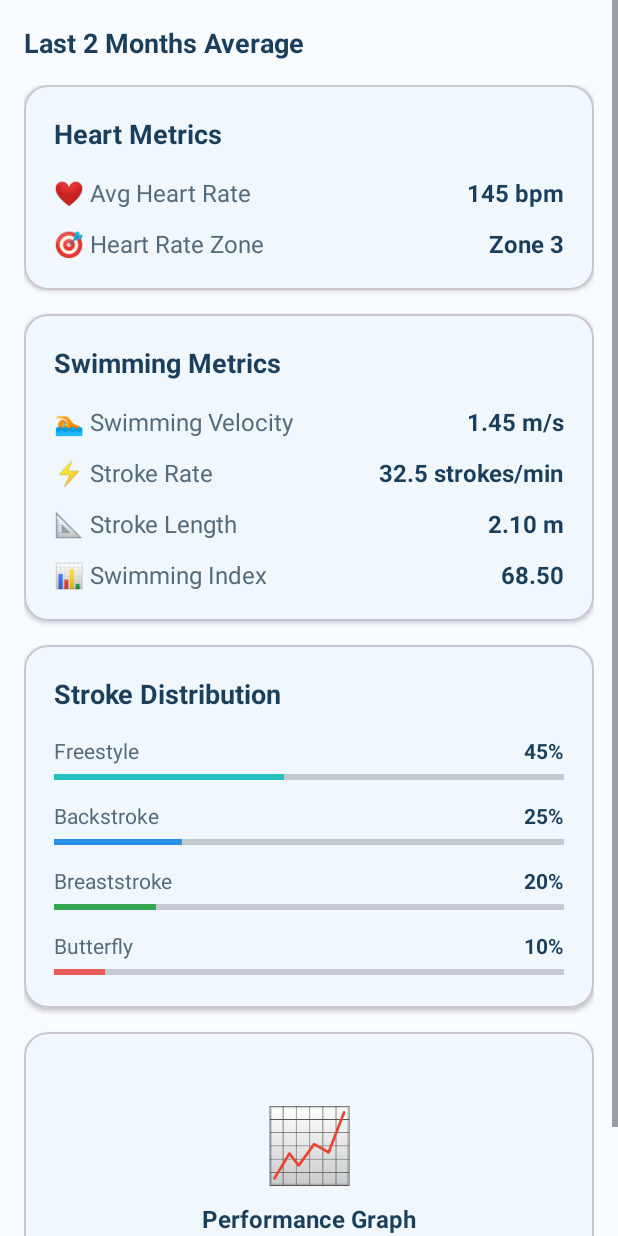
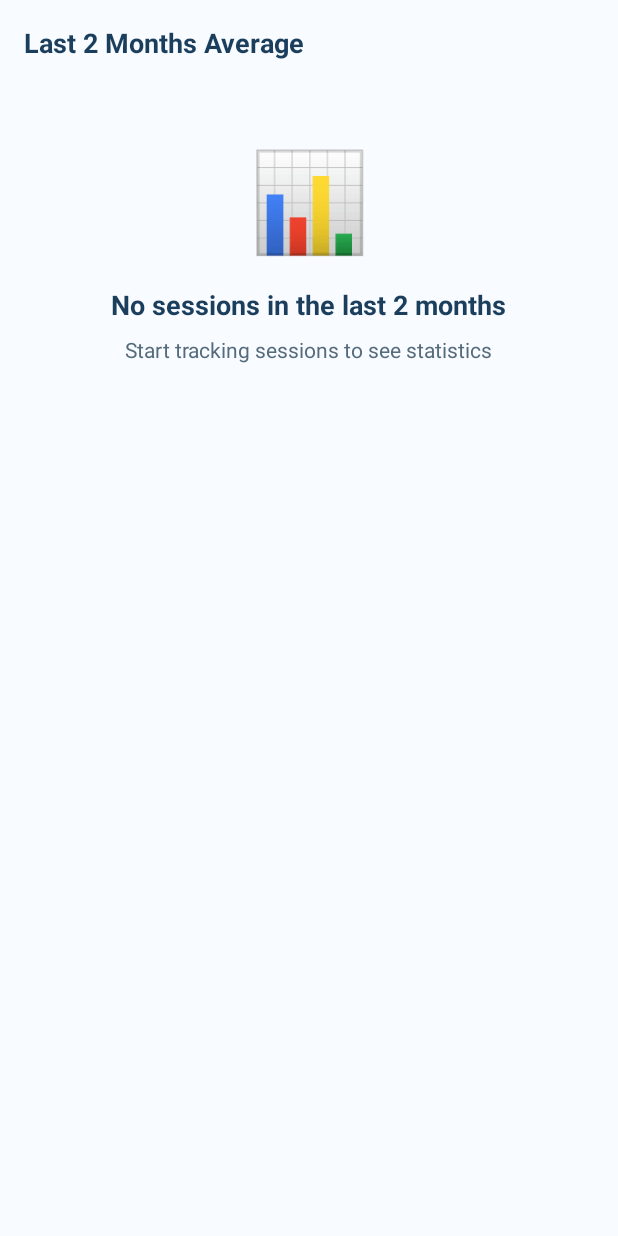
Before and after one commit to daniellalimbag/dory-app, an Android app built with Jetpack Compose: the fragment SwimmerStatsFragment shown on its own in the app's theme, on a phone screen of 412 x 824 dp. Run offline under Robolectric (Android 15) with nearby library versions, the light colour scheme and no system bars; 1 statement that could not run was skipped.

Commit message:
chore: cleaned up stuff

```diff
--- a/mobile/src/main/java/com/thesisapp/presentation/SwimmerStatsFragment.kt
+++ b/mobile/src/main/java/com/thesisapp/presentation/SwimmerStatsFragment.kt
@@ -15,9 +15,6 @@ import com.thesisapp.data.Swimmer
 class SwimmerStatsFragment : Fragment() {
 
     private var swimmer: Swimmer? = null
-
-    // Dummy stats data - will be replaced with real data from database later
-    private val hasData = true // Toggle this to test no-data state
 
     override fun onCreate(savedInstanceState: Bundle?) {
         super.onCreate(savedInstanceState)
@@ -45,43 +42,9 @@ class SwimmerStatsFragment : Fragment() {
         val noDataLayout = view.findViewById<LinearLayout>(R.id.noDataLayout)
         val statsContent = view.findViewById<LinearLayout>(R.id.statsContent)
 
-        if (hasData) {
-            noDataLayout.visibility = View.GONE
-            statsContent.visibility = View.VISIBLE
-            populateDummyStats(view)
-        } else {
-            noDataLayout.visibility = View.VISIBLE
-            statsContent.visibility = View.GONE
-        }
-    }
-
-    private fun populateDummyStats(view: View) {
-        // Dummy heart metrics
-        view.findViewById<TextView>(R.id.avgHeartRate).text =
-            getString(R.string.bpm, 145)
-        view.findViewById<TextView>(R.id.heartRateZone).text =
-            getString(R.string.zone_label, 3)
-
-        // Dummy swimming metrics
-        view.findViewById<TextView>(R.id.swimmingVelocity).text =
-            getString(R.string.meters_per_sec, 1.45f)
-        view.findViewById<TextView>(R.id.strokeRate).text =
-            getString(R.string.strokes_per_min, 32.5f)
-        view.findViewById<TextView>(R.id.strokeLength).text =
-            getString(R.string.meters_unit, 2.1f)
-        view.findViewById<TextView>(R.id.swimmingIndex).text =
-            getString(R.string.index_unit, 68.5f)
-
-        // Dummy stroke distribution (percentages should add up to 100)
-        setStrokeDistribution(view, R.id.freestylePercent, R.id.freestyleProgress, 45f)
-        setStrokeDistribution(view, R.id.backstrokePercent, R.id.backstrokeProgress, 25f)
-        setStrokeDistribution(view, R.id.breaststrokePercent, R.id.breaststrokeProgress, 20f)
-        setStrokeDistribution(view, R.id.butterflyPercent, R.id.butterflyProgress, 10f)
-    }
-
-    private fun setStrokeDistribution(view: View, textId: Int, progressId: Int, percentage: Float) {
-        view.findViewById<TextView>(textId).text = "${percentage.toInt()}%"
-        view.findViewById<ProgressBar>(progressId).progress = percentage.toInt()
+        // Until real stats are implemented, show the no-data state
+        noDataLayout.visibility = View.VISIBLE
+        statsContent.visibility = View.GONE
     }
 
     companion object {
```
Also changed, not shown: mobile/src/main/java/com/thesisapp/data/ExerciseRepository.kt (+1 -69 lines), mobile/src/main/java/com/thesisapp/presentation/MainActivity.kt (+25 -4 lines), mobile/src/main/java/com/thesisapp/presentation/SettingsImportActivity.kt (+12 -12 lines), mobile/src/main/java/com/thesisapp/presentation/SwimmerSessionsFragment.kt (+34 -48 lines), mobile/src/main/java/com/thesisapp/presentation/swimmer/CoachDetailActivity.kt (+0 -8 lines), mobile/src/main/java/com/thesisapp/presentation/swimmer/CoachesActivity.kt (+0 -7 lines).
